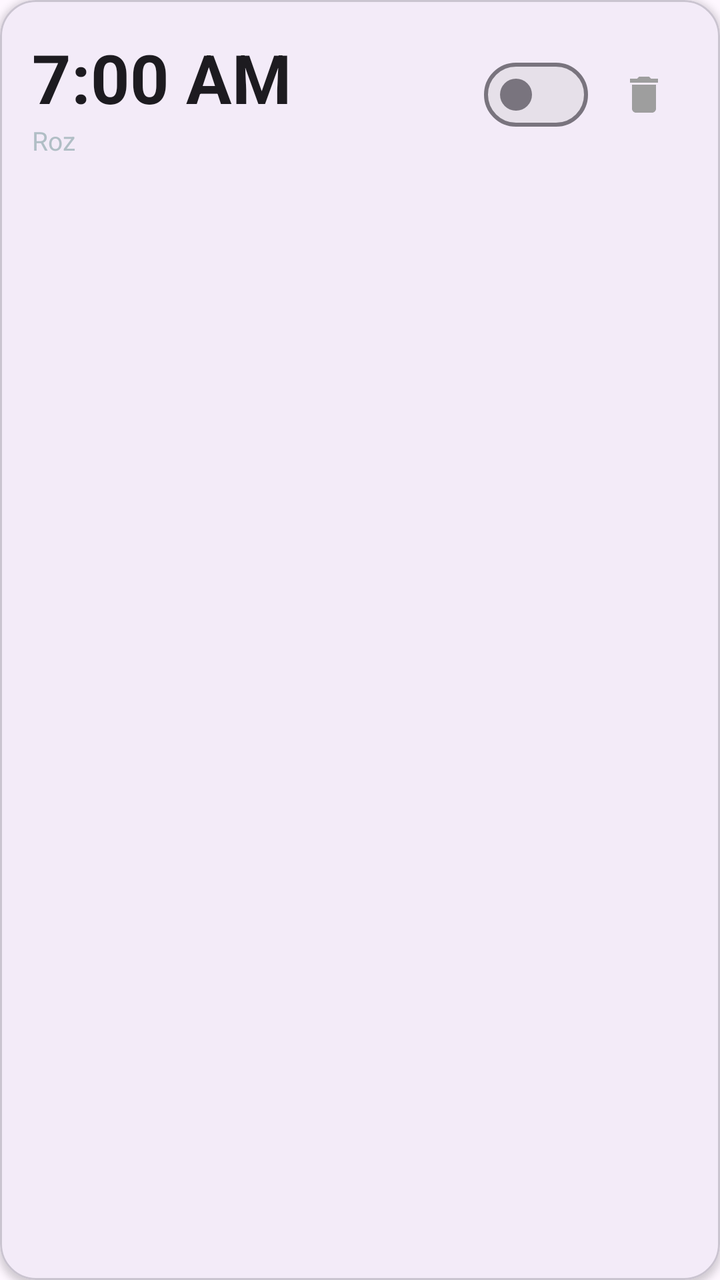
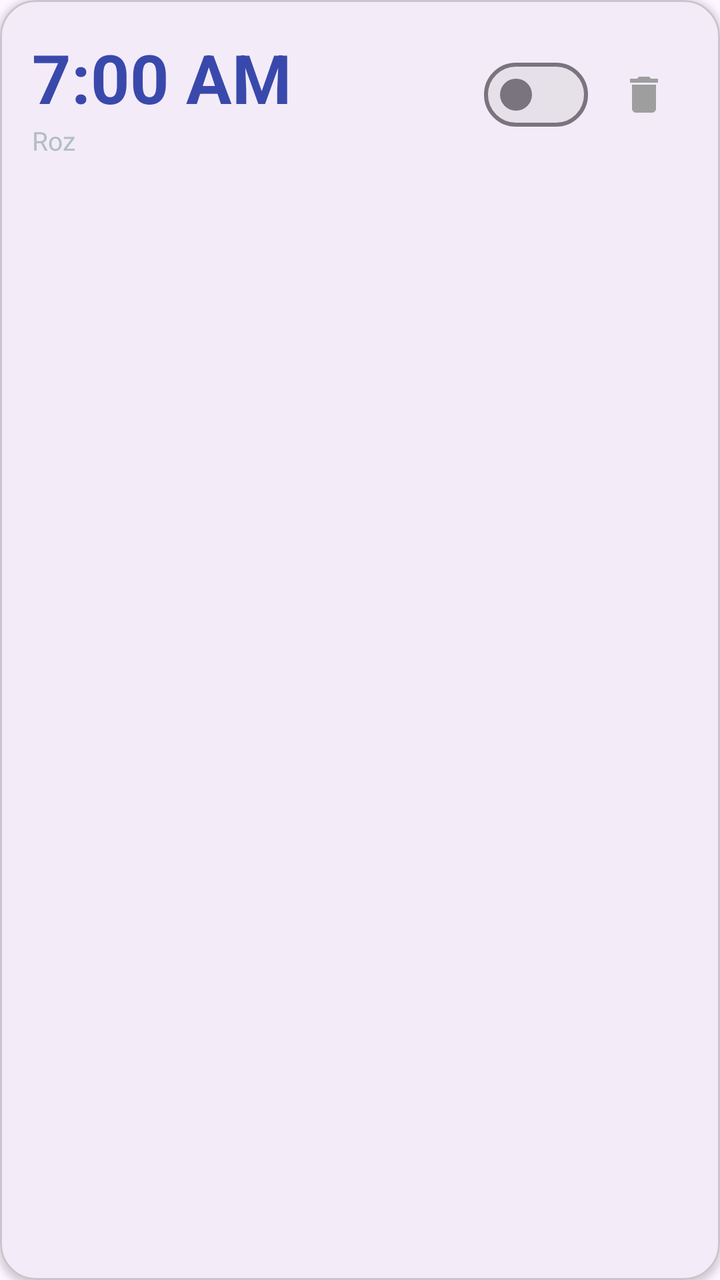

Two renders of the same Android screen: before a commit and after it. Below are the layout's source before the change and the commit's diff.
<!-- AndroidManifest.xml: application theme Theme.WakeUpBuddy -->
<!-- res/layout/item_alarm.xml -->
<?xml version="1.0" encoding="utf-8"?>
<com.google.android.material.card.MaterialCardView
    xmlns:android="http://schemas.android.com/apk/res/android"
    xmlns:app="http://schemas.android.com/apk/res-auto"
    android:layout_width="match_parent"
    android:layout_height="wrap_content"
    android:layout_marginHorizontal="14dp"
    android:layout_marginVertical="6dp"
    app:cardCornerRadius="18dp"
    app:cardElevation="2dp">

    <LinearLayout
        android:layout_width="match_parent"
        android:layout_height="wrap_content"
        android:gravity="center_vertical"
        android:orientation="horizontal"
        android:padding="16dp">

        <LinearLayout
            android:layout_width="0dp"
            android:layout_height="wrap_content"
            android:layout_weight="1"
            android:orientation="vertical">

            <TextView
                android:id="@+id/time_text"
                android:layout_width="wrap_content"
                android:layout_height="wrap_content"
                android:text="7:00 AM"
                android:textSize="34sp"
                android:textStyle="bold"
                android:textColor="?attr/colorOnSurface" />

            <TextView
                android:id="@+id/days_text"
                android:layout_width="wrap_content"
                android:layout_height="wrap_content"
                android:text="Roz"
                android:textColor="@color/text_secondary"
                android:textSize="13sp" />

            <TextView
                android:id="@+id/label_text"
                android:layout_width="wrap_content"
                android:layout_height="wrap_content"
                android:textColor="?attr/colorPrimary"
                android:textSize="13sp"
                android:visibility="gone" />
        </LinearLayout>

        <com.google.android.material.materialswitch.MaterialSwitch
            android:id="@+id/enable_switch"
            android:layout_width="wrap_content"
            android:layout_height="wrap_content" />

        <ImageButton
            android:id="@+id/delete_button"
            android:layout_width="44dp"
            android:layout_height="44dp"
            android:layout_marginStart="6dp"
            android:background="?attr/selectableItemBackgroundBorderless"
            android:contentDescription="@string/alarm_deleted"
            android:src="@drawable/ic_delete" />
    </LinearLayout>
</com.google.android.material.card.MaterialCardView>
<!-- resources referenced by this layout -->
<resources>
  <color name="text_secondary">#B0BEC5</color>
  <!-- drawable ic_delete (drawable) -->
  <vector xmlns:android="http://schemas.android.com/apk/res/android"
      android:width="24dp"
      android:height="24dp"
      android:viewportWidth="24"
      android:viewportHeight="24">
      <path
          android:fillColor="#9E9E9E"
          android:pathData="M6,19c0,1.1 0.9,2 2,2h8c1.1,0 2,-0.9 2,-2V7H6v12zM19,4h-3.5l-1,-1h-5l-1,1H5v2h14V4z" />
  </vector>
  <string name="alarm_deleted">Alarm deleted</string>
  <style name="Theme.WakeUpBuddy" parent="Theme.Material3.DayNight.NoActionBar" />
</resources>

<!-- the commit's change to res/layout/item_alarm.xml (unified diff, before → after) -->
@@ -29,7 +29,7 @@
                 android:text="7:00 AM"
                 android:textSize="34sp"
                 android:textStyle="bold"
-                android:textColor="?attr/colorOnSurface" />
+                android:textColor="@color/time_accent" />
 
             <TextView
                 android:id="@+id/days_text"
<!-- resource entries referenced after the edit -->
@@ -1,6 +1,7 @@
 <!-- resources referenced by this layout -->
 <resources>
   <color name="text_secondary">#B0BEC5</color>
+  <color name="time_accent">#3949AB</color>
   <!-- drawable ic_delete (drawable) -->
   <vector xmlns:android="http://schemas.android.com/apk/res/android"
       android:width="24dp"
